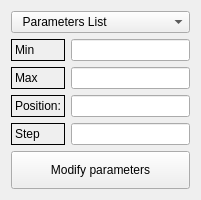
This is ui_forms/sliderparam.ui in parisolab/mathmod as Qt 5 draws it before an edit. The edited form follows.
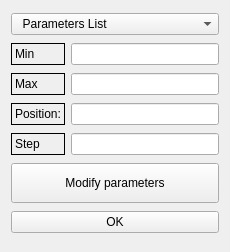
This is the edited form.

Commit message: #207 Add touch gestures support

The edit to the form file:
```diff
--- a/ui_forms/sliderparam.ui
+++ b/ui_forms/sliderparam.ui
@@ -6,8 +6,8 @@
    <rect>
     <x>0</x>
     <y>0</y>
-    <width>201</width>
-    <height>200</height>
+    <width>230</width>
+    <height>252</height>
    </rect>
   </property>
   <property name="windowTitle">
@@ -94,6 +94,13 @@
      </property>
     </widget>
    </item>
+   <item row="6" column="0" colspan="2">
+    <widget class="QPushButton" name="pushButton">
+     <property name="text">
+      <string>OK</string>
+     </property>
+    </widget>
+   </item>
   </layout>
  </widget>
  <resources/>
```
The commit also changes 2 other files.
